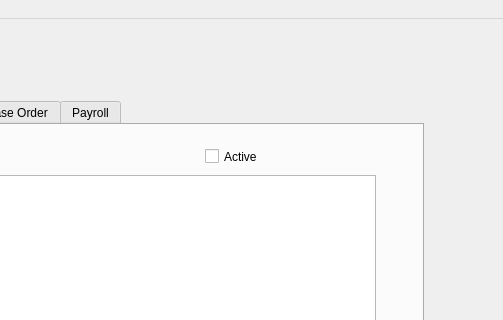
Before: the Qt Designer form FinTrackerPython/src/UserInterfaces/homeWindow.ui in david0x00/fin-tracker, drawn with Qt 5; both pictures show x 697 to 1200 and y 0 to 320 of the 1200 by 850 pixel window.
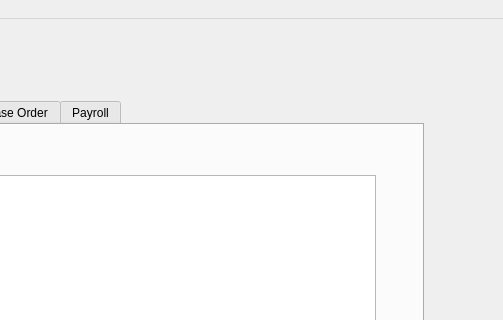
After: the same form once the commit is applied.

```diff
--- a/FinTrackerPython/src/UserInterfaces/homeWindow.ui
+++ b/FinTrackerPython/src/UserInterfaces/homeWindow.ui
@@ -275,19 +275,6 @@
        <string>Add Employee</string>
       </property>
      </widget>
-     <widget class="QCheckBox" name="checkBox">
-      <property name="geometry">
-       <rect>
-        <x>850</x>
-        <y>20</y>
-        <width>71</width>
-        <height>23</height>
-       </rect>
-      </property>
-      <property name="text">
-       <string>Active</string>
-      </property>
-     </widget>
      <widget class="QTableWidget" name="employee_table">
       <property name="geometry">
        <rect>
```
Left out of the diff: 39 changed lines with no effect on the pictures.
